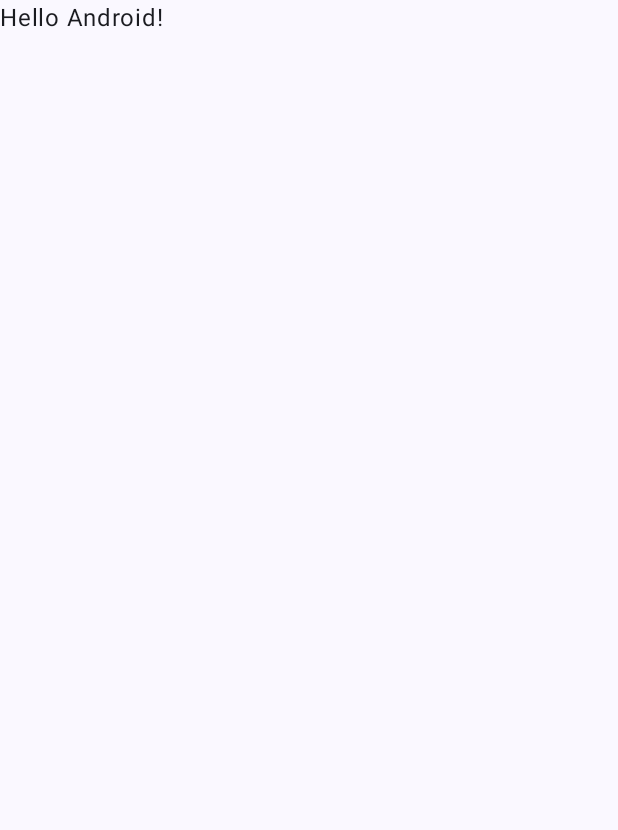
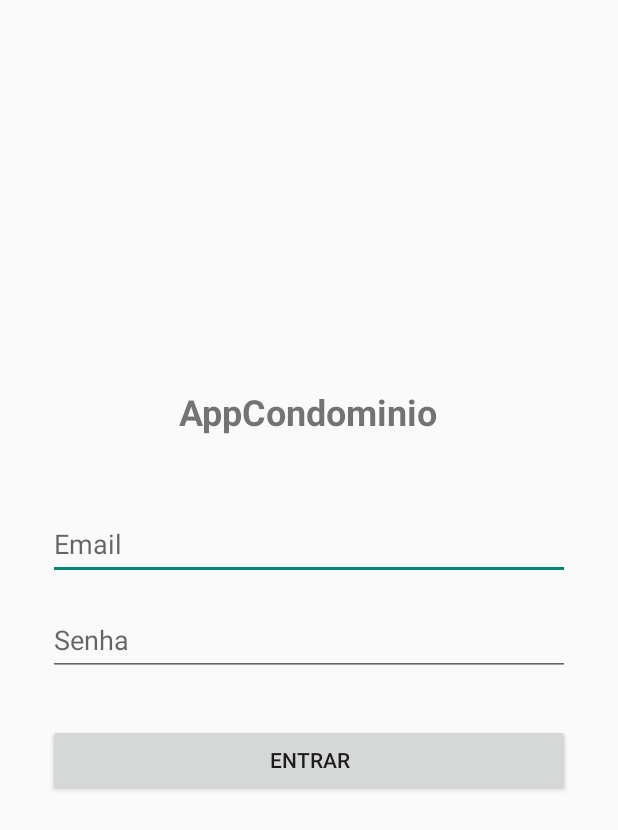
Before and after one commit to rgermangn/howviii-appcondo, an Android app built with Jetpack Compose: the screen it shows after launch (MainActivity before the commit, LoginActivity after it), on a phone screen of 412 x 824 dp. Before the commit the part shown is almost empty. Shown: the top 830 px of the screen. Run offline under Robolectric (Android 15) with nearby library versions, the phone set to English and light mode, and no system bars.

Commit message:
SPRINT-1-6
Signed-off-by: rgermangn <rgermangn@gmail.com>

```diff
--- a/app/src/main/java/com/rggn/appcondominio/MainActivity.kt
+++ b/app/src/main/java/com/rggn/appcondominio/MainActivity.kt
@@ -3,45 +3,19 @@ package com.rggn.appcondominio
 import android.os.Bundle
 import androidx.activity.ComponentActivity
 import androidx.activity.compose.setContent
-import androidx.activity.enableEdgeToEdge
-import androidx.compose.foundation.layout.fillMaxSize
-import androidx.compose.foundation.layout.padding
-import androidx.compose.material3.Scaffold
 import androidx.compose.material3.Text
 import androidx.compose.runtime.Composable
-import androidx.compose.ui.Modifier
-import androidx.compose.ui.tooling.preview.Preview
-import com.rggn.appcondominio.ui.theme.AppCondominioTheme
 
 class MainActivity : ComponentActivity() {
     override fun onCreate(savedInstanceState: Bundle?) {
         super.onCreate(savedInstanceState)
-        enableEdgeToEdge()
         setContent {
-            AppCondominioTheme {
-                Scaffold(modifier = Modifier.fillMaxSize()) { innerPadding ->
-                    Greeting(
-                        name = "Android",
-                        modifier = Modifier.padding(innerPadding)
-                    )
-                }
-            }
+            Greeting()
         }
     }
 }
 
 @Composable
-fun Greeting(name: String, modifier: Modifier = Modifier) {
-    Text(
-        text = "Hello $name!",
-        modifier = modifier
-    )
+fun Greeting() {
+    Text(text = "Hello, MainActivity!")
 }
-
-@Preview(showBackground = true)
-@Composable
-fun GreetingPreview() {
-    AppCondominioTheme {
-        Greeting("Android")
-    }
-}
--- /dev/null
+++ b/app/src/main/java/com/rggn/appcondominio/auth/AuthService.kt
@@ -0,0 +1,7 @@
+package com.rggn.appcondominio.auth
+
+class AuthService {
+    fun authenticateUser(user: String, password: String): Boolean {
+        return user == "morador@teste.com" && password == "123"
+    }
+}
--- /dev/null
+++ b/app/src/main/java/com/rggn/appcondominio/auth/LoginActivity.kt
@@ -0,0 +1,28 @@
+package com.rggn.appcondominio.auth
+
+import android.os.Bundle
+import androidx.appcompat.app.AppCompatActivity
+import com.rggn.appcondominio.databinding.ActivityLoginBinding
+
+class LoginActivity : AppCompatActivity() {
+
+    private lateinit var binding: ActivityLoginBinding
+    private val authService = AuthService()
+
+    override fun onCreate(savedInstanceState: Bundle?) {
+        super.onCreate(savedInstanceState)
+        binding = ActivityLoginBinding.inflate(layoutInflater)
+        setContentView(binding.root)
+
+        binding.loginButton.setOnClickListener {
+            val email = binding.emailEditText.text.toString()
+            val password = binding.passwordEditText.text.toString()
+
+            if (authService.authenticateUser(email, password)) {
+                binding.statusTextView.text = "Login bem-sucedido"
+            } else {
+                binding.statusTextView.text = "Credenciais inválidas"
+            }
+        }
+    }
+}
--- /dev/null
+++ b/app/src/main/res/layout/activity_login.xml
@@ -0,0 +1,52 @@
+<?xml version="1.0" encoding="utf-8"?>
+<LinearLayout
+    xmlns:android="http://schemas.android.com/apk/res/android"
+    android:layout_width="match_parent"
+    android:layout_height="match_parent"
+    android:orientation="vertical"
+    android:padding="32dp"
+    android:gravity="center_vertical">
+
+    <TextView
+        android:layout_width="wrap_content"
+        android:layout_height="wrap_content"
+        android:text="@string/app_name"
+        android:textSize="24sp"
+        android:textStyle="bold"
+        android:layout_gravity="center_horizontal"
+        android:layout_marginBottom="48dp"/>
+
+    <EditText
+        android:id="@+id/email_edit_text"
+        android:layout_width="match_parent"
+        android:layout_height="wrap_content"
+        android:hint="@string/email"
+        android:inputType="textEmailAddress"
+        android:autofillHints="emailAddress"
+        android:minHeight="48dp"
+        android:layout_marginBottom="16dp"/>
+
+    <EditText
+        android:id="@+id/password_edit_text"
+        android:layout_width="match_parent"
+        android:layout_height="wrap_content"
+        android:hint="@string/password"
+        android:inputType="textPassword"
+        android:autofillHints="password"
+        android:minHeight="48dp"
+        android:layout_marginBottom="32dp"/>
+
+    <Button
+        android:id="@+id/login_button"
+        android:layout_width="match_parent"
+        android:layout_height="wrap_content"
+        android:text="@string/login"/>
+
+    <TextView
+        android:id="@+id/status_text_view"
+        android:layout_width="wrap_content"
+        android:layout_height="wrap_content"
+        android:layout_gravity="center_horizontal"
+        android:layout_marginTop="16dp"/>
+
+</LinearLayout>
--- a/app/src/main/res/values/strings.xml
+++ b/app/src/main/res/values/strings.xml
@@ -1,3 +1,6 @@
 <resources>
     <string name="app_name">AppCondominio</string>
+    <string name="email">Email</string>
+    <string name="password">Senha</string>
+    <string name="login">Entrar</string>
 </resources>
--- a/app/src/main/res/values/themes.xml
+++ b/app/src/main/res/values/themes.xml
@@ -1,5 +1,5 @@
 <?xml version="1.0" encoding="utf-8"?>
 <resources>
 
-    <style name="Theme.AppCondominio" parent="android:Theme.Material.Light.NoActionBar" />
+    <style name="Theme.AppCondominio" parent="Theme.AppCompat.Light.NoActionBar" />
 </resources>
```
Also changed, not shown: app/build.gradle.kts (+11 -4 lines), app/src/main/AndroidManifest.xml (+6 -1 lines), gradle/libs.versions.toml (+11 -7 lines), 4 other files.
